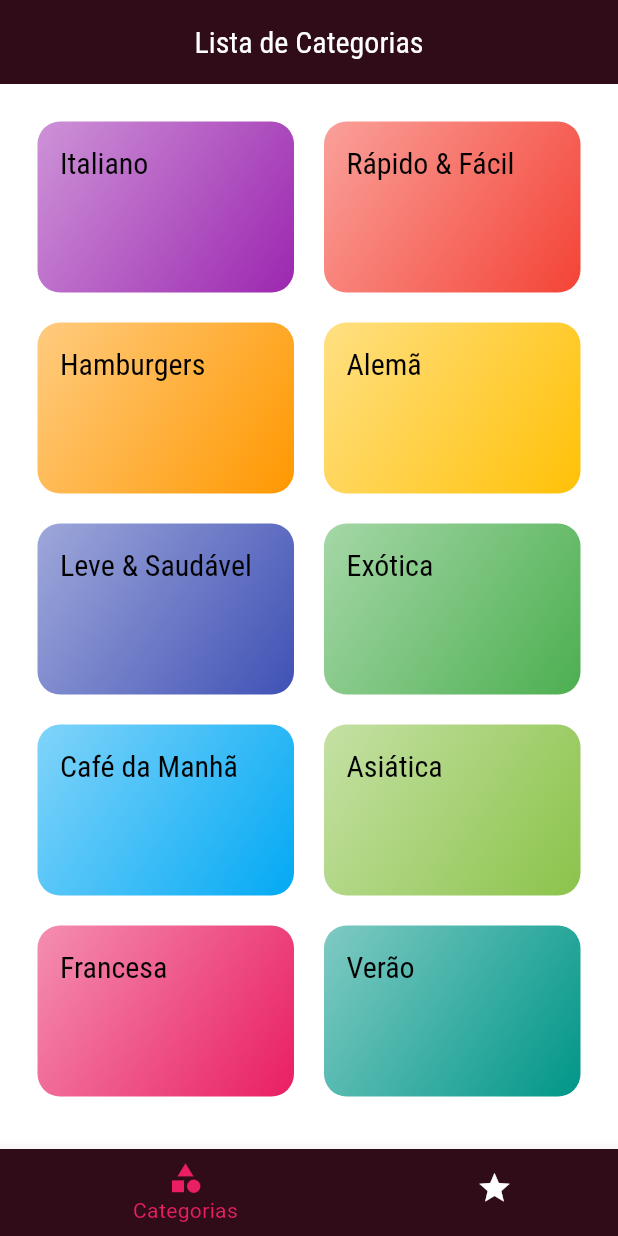
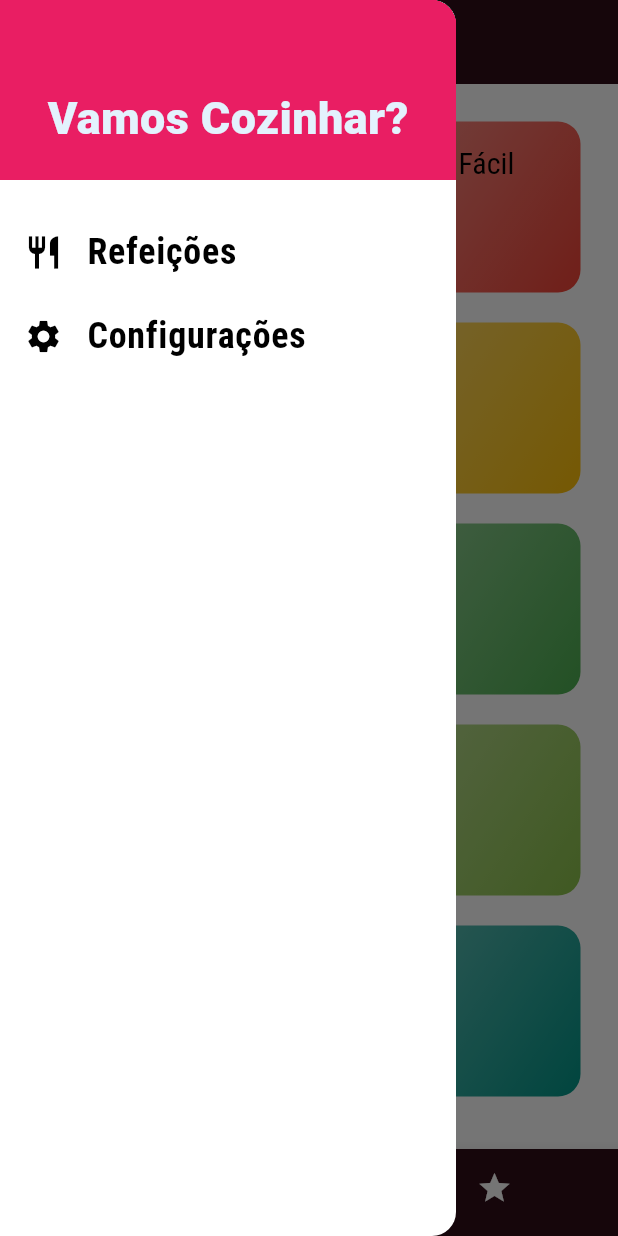
Before and after one commit to Arnaldo-fs/projeto_meal, a Flutter app: the screen it shows after launch, with the side drawer open (before the commit the screen has no drawer), on a phone screen of 412 x 824 dp. Run offline on Flutter 3.47's test engine with Material 3 defaults, Android fonts, the phone set to English and light mode, and no system bars.

Commit message:
add drawer com Configurações e Refeições e melhorado as navegações de telas

```diff
--- /dev/null
+++ b/lib/components/main_drawer.dart
@@ -0,0 +1,60 @@
+import 'package:flutter/material.dart';
+import 'package:meals/utils/app_routes.dart';
+
+class MainDrawer extends StatelessWidget {
+  Widget _createItem(IconData icon, String label, VoidCallback onTap) {
+    return ListTile(
+      leading: Icon(
+        icon,
+        size: 26,
+      ),
+      title: Text(
+        label,
+        style: TextStyle(
+            fontFamily: 'RobotoCondensed',
+            fontSize: 24,
+            fontWeight: FontWeight.bold),
+      ),
+      onTap: onTap,
+    );
+  }
+
+  @override
+  Widget build(BuildContext context) {
+    return Drawer(
+      child: Column(
+        children: [
+          Container(
+            height: 120,
+            width: double.infinity,
+            padding: EdgeInsets.all(20),
+            color: Theme.of(context).colorScheme.primary,
+            alignment: Alignment.bottomCenter,
+            child: Text(
+              'Vamos Cozinhar?',
+              style: TextStyle(
+                fontWeight: FontWeight.w900,
+                fontSize: 30,
+                color: Theme.of(context).secondaryHeaderColor,
+              ),
+            ),
+          ),
+          SizedBox(
+            height: 20,
+          ),
+          _createItem(
+            Icons.restaurant,
+            'Refeições',
+            () => Navigator.of(context).pushReplacementNamed(AppRoutes.HOME),
+          ),
+          _createItem(
+            Icons.settings,
+            'Configurações',
+            () =>
+                Navigator.of(context).pushReplacementNamed(AppRoutes.SETTINGS),
+          ),
+        ],
+      ),
+    );
+  }
+}
--- a/lib/main.dart
+++ b/lib/main.dart
@@ -1,5 +1,6 @@
 import 'package:flutter/foundation.dart';
 import 'package:flutter/material.dart';
+import 'package:meals/screens/settings_screen.dart';
 import 'package:meals/screens/tabs_screen.dart';
 import 'screens/categories_screen.dart';
 import 'screens/categories_meals_screen.dart';
@@ -34,6 +35,7 @@ class MyApp extends StatelessWidget {
         AppRoutes.HOME: (ctx) => TabsScreen(),
         AppRoutes.CATEGORIES_MEALS: (ctx) => CategoriesMealsScreen(),
         AppRoutes.MEAL_DETAIL: (ctx) => MealDetailScreen(),
+        AppRoutes.SETTINGS: (ctx) => SettingsScreen(),
       },
     );
   }
--- /dev/null
+++ b/lib/screens/settings_screen.dart
@@ -0,0 +1,17 @@
+import 'package:flutter/material.dart';
+import 'package:meals/components/main_drawer.dart';
+
+class SettingsScreen extends StatelessWidget {
+  @override
+  Widget build(BuildContext context) {
+    return Scaffold(
+      appBar: AppBar(
+        title: Text('Configurações'),
+      ),
+      drawer: MainDrawer(),
+      body: Center(
+        child: Text('Configurações'),
+      ),
+    );
+  }
+}
--- a/lib/screens/tabs_screen.dart
+++ b/lib/screens/tabs_screen.dart
@@ -1,4 +1,5 @@
 import 'package:flutter/material.dart';
+import 'package:meals/components/main_drawer.dart';
 import 'package:meals/screens/categories_screen.dart';
 import 'package:meals/screens/favorite_screen.dart';
 
@@ -36,6 +37,7 @@ class _TabsScreenState extends State<TabsScreen> {
         backgroundColor: const Color.fromARGB(255, 48, 12, 24),
         title: Text(_screens[_selectedScreenIndex]['title'] as String),
       ),
+      drawer: MainDrawer(),
       body: _screens[_selectedScreenIndex]['screen'] as Widget,
       bottomNavigationBar: BottomNavigationBar(
         backgroundColor: const Color.fromARGB(255, 48, 12, 24),
--- a/lib/utils/app_routes.dart
+++ b/lib/utils/app_routes.dart
@@ -1,6 +1,6 @@
 class AppRoutes {
   static const HOME = '/';
-  static const CATEGORIES_MEALS =
-      '/categories-meals';
+  static const CATEGORIES_MEALS = '/categories-meals';
   static const MEAL_DETAIL = '/meal-detail';
+  static const SETTINGS = '/settings';
 }
```
